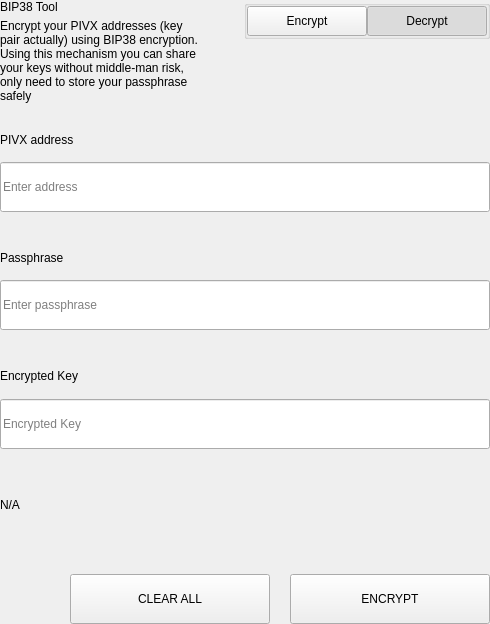
The window that src/qt/pcoin/settings/forms/settingsbittoolwidget.ui (pcoinproject/pcoin) describes before a commit, drawn with Qt 5.
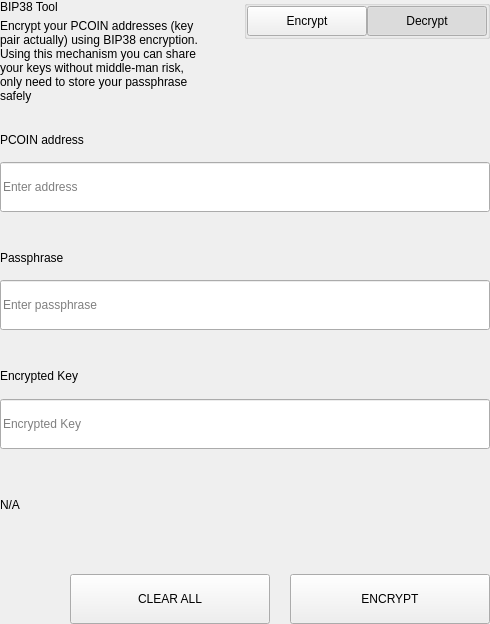
The same window after the commit.

Commit message: Port to pcoin (code)

Patch:
```diff
--- a/src/qt/pcoin/settings/forms/settingsbittoolwidget.ui
+++ b/src/qt/pcoin/settings/forms/settingsbittoolwidget.ui
@@ -69,7 +69,7 @@
             <item>
              <widget class="QLabel" name="labelSubtitle1">
               <property name="text">
-               <string>Encrypt your PIVX addresses (key pair actually) using BIP38 encryption.
+               <string>Encrypt your PCOIN addresses (key pair actually) using BIP38 encryption.
 Using this mechanism you can share your keys without middle-man risk, only need to store your passphrase safely</string>
               </property>
               <property name="wordWrap">
@@ -657,7 +657,7 @@
                   </size>
                  </property>
                  <property name="text">
-                  <string>PIVX address</string>
+                  <string>PCOIN address</string>
                  </property>
                 </widget>
                </item>
```
The commit also changes 928 other files.
